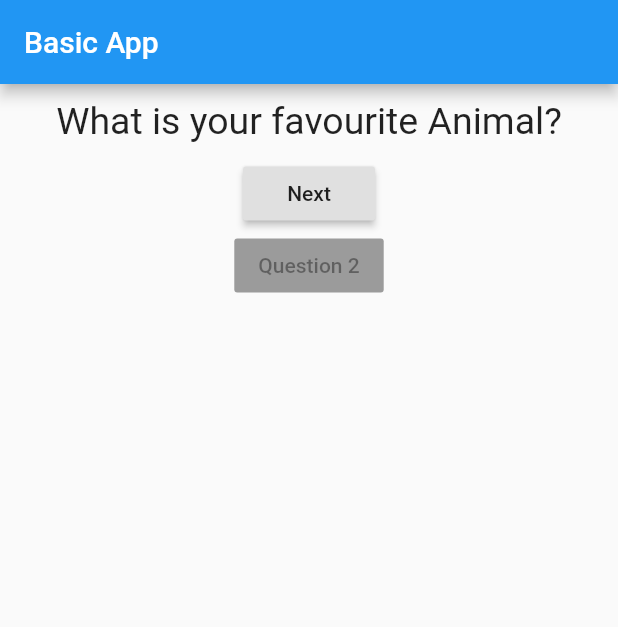
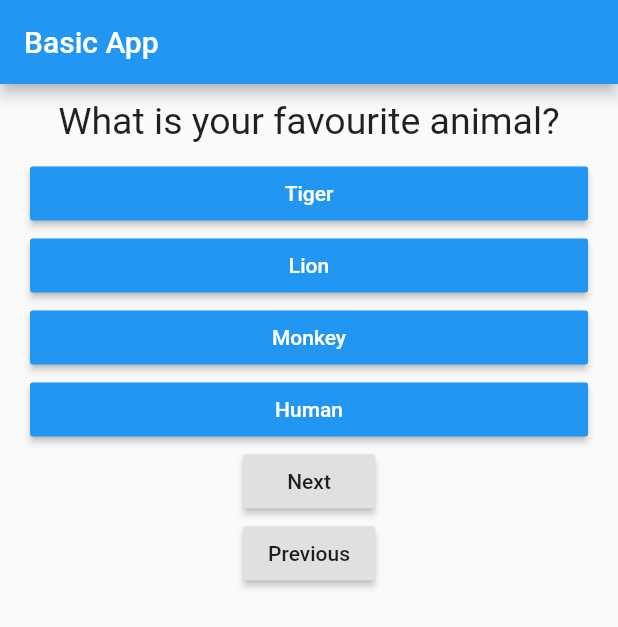
Before and after one commit to mr0a/FlutterLearning, a Flutter app: the screen it shows after launch, after a tap on "Next", on a phone screen of 412 x 824 dp. Shown: the top 627 px of the screen. Run offline on Flutter 3.47's test engine with Material 2 defaults, Android fonts, the phone set to English and light mode, and no system bars.

Commit message:
Added Styling to options and dictionary like data structure used

```diff
--- /dev/null
+++ b/lib/Option.dart
@@ -0,0 +1,17 @@
+import 'package:flutter/material.dart';
+
+class Option extends StatelessWidget {
+  String option;
+  Option(this.option);
+  Widget build(BuildContext context) {
+    return Container(
+        width: double.infinity,
+        padding: EdgeInsets.symmetric(horizontal: 20),
+        child: RaisedButton(
+          child: Text(option),
+          onPressed: () => null,
+          color: Colors.blue,
+          textColor: Colors.white,
+        ));
+  }
+}
--- a/lib/main.dart
+++ b/lib/main.dart
@@ -1,16 +1,37 @@
 import 'package:counter_app/question.dart';
 import 'package:flutter/material.dart';
+import 'package:counter_app/Option.dart';
 
 void main() => runApp(MyApp());
 
-class MyApp extends StatefulWidget{
-
+class MyApp extends StatefulWidget {
   @override
   State<StatefulWidget> createState() => _MyAppState();
 }
 
-class _MyAppState extends State<MyApp>{
-  var _questions = ['What is your favourite color?', 'What is your favourite Animal?'];
+class _MyAppState extends State<MyApp> {
+  void _decrement() {
+    setState(() => {_count--});
+  }
+
+  void _increment() {
+    setState(() => _count++);
+  }
+
+  var _questions = [
+    {
+      'question': 'What is your favourite color?',
+      'option': ['Black', 'Blue', 'Green', 'White']
+    },
+    {
+      'question': 'What is your favourite animal?',
+      'option': ['Tiger', 'Lion', 'Monkey', 'Human']
+    },
+    {
+      'question': 'What is your favourite food?',
+      'option': ['Biryani', 'Parotta', 'Dosa', 'Idli']
+    }
+  ];
   var _count = 0;
   @override
   Widget build(BuildContext context) {
@@ -21,9 +42,17 @@ class _MyAppState extends State<MyApp>{
         ),
         body: Column(
           children: [
-            Question(_questions[_count]),
-            RaisedButton(child: Text('Next'), onPressed: () => setState( () => _count++ )),
-            RaisedButton(child: Text(_count==0 ? 'Question 1': 'Question 2'), )
+            Question(_questions[_count]['question']),
+            Option((_questions[_count]['option'] as List<String>)[0]),
+            Option((_questions[_count]['option'] as List<String>)[1]),
+            Option((_questions[_count]['option'] as List<String>)[2]),
+            Option((_questions[_count]['option'] as List<String>)[3]),
+            RaisedButton(
+                child: Text('Next'),
+                onPressed: _count != _questions.length - 1 ? _increment : null),
+            RaisedButton(
+                child: Text('Previous'),
+                onPressed: _count > 0 ? _decrement : null)
           ],
         ),
       ),
```
Also changed, not shown: output.png, 1 other file.
